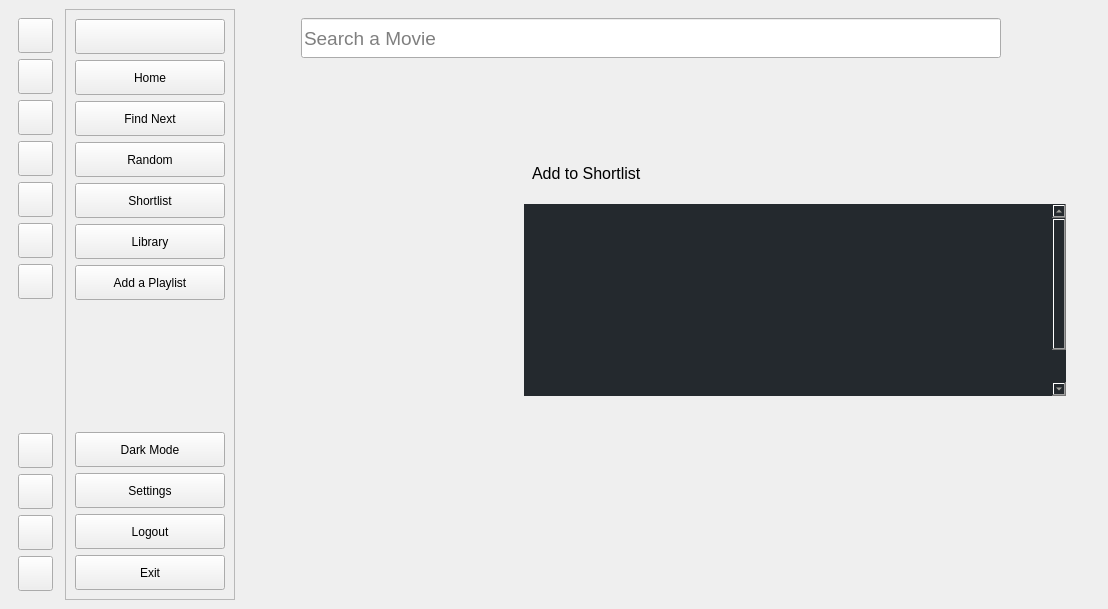
lakshya076/Cinematch, file UI/ui_main.ui: the form before one commit.
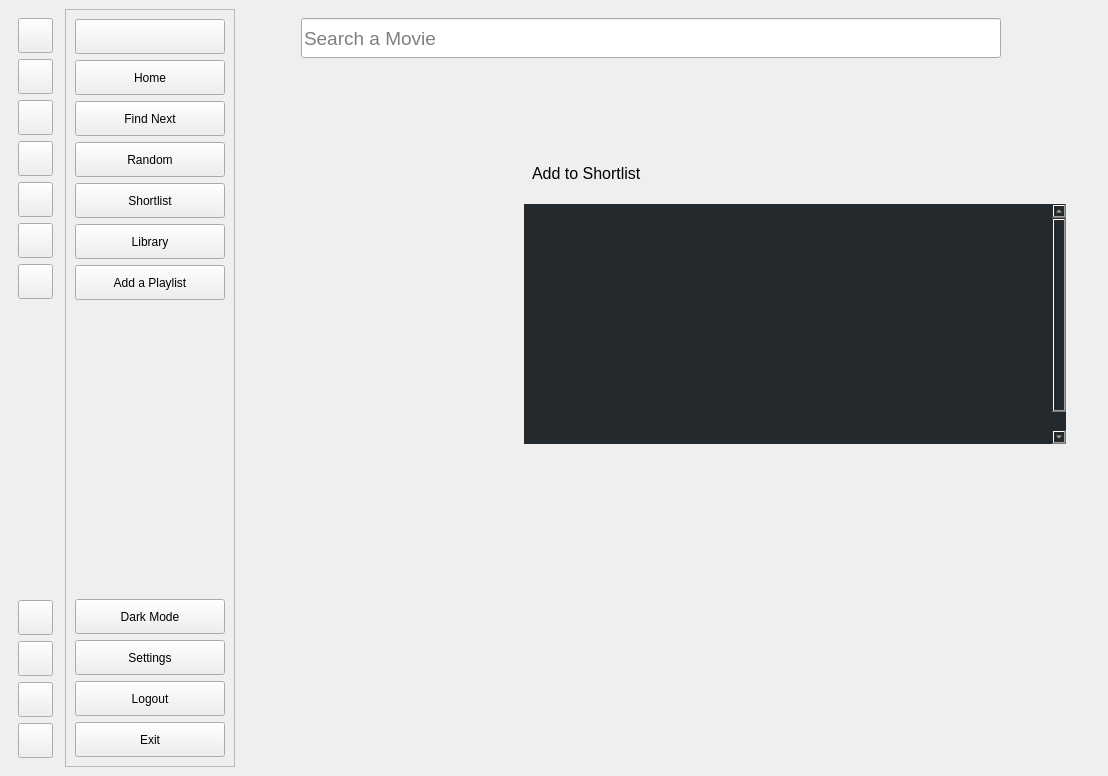
The form after the commit. The open tabs and pages were chosen to show the change. Icons and pictures are not drawn. Custom widgets are drawn as their Qt base class.

```diff
--- a/UI/ui_main.ui
+++ b/UI/ui_main.ui
@@ -7,7 +7,7 @@
     <x>0</x>
     <y>0</y>
     <width>1108</width>
-    <height>609</height>
+       <height>776</height>
    </rect>
   </property>
   <property name="windowTitle">
@@ -2607,6 +2607,12 @@
                </item>
                <item>
                 <widget class="QTextBrowser" name="display_overview">
+                    <property name="minimumSize">
+                        <size>
+                            <width>0</width>
+                            <height>240</height>
+                        </size>
+                    </property>
                  <property name="styleSheet">
                   <string notr="true">background-color:#24292e;
                    color:#eeeade;
@@ -2644,6 +2650,8 @@
                       &lt;p style=&quot; margin-top:0px; margin-bottom:0px; margin-left:0px; margin-right:0px;
                       -qt-block-indent:0; text-indent:0px;&quot;&gt; &lt;/p&gt;
                       &lt;p style=&quot; margin-top:0px; margin-bottom:0px; margin-left:0px; margin-right:0px;
+                      -qt-block-indent:0; text-indent:0px;&quot;&gt; &lt;/p&gt;
+                      &lt;p style=&quot; margin-top:0px; margin-bottom:0px; margin-left:0px; margin-right:0px;
                       -qt-block-indent:0; text-indent:0px;&quot;&gt; &lt;/p&gt;&lt;/body&gt;&lt;/html&gt;
                   </string>
                  </property>
```
Left out of the diff: 12 changed lines with no effect on the pictures.
